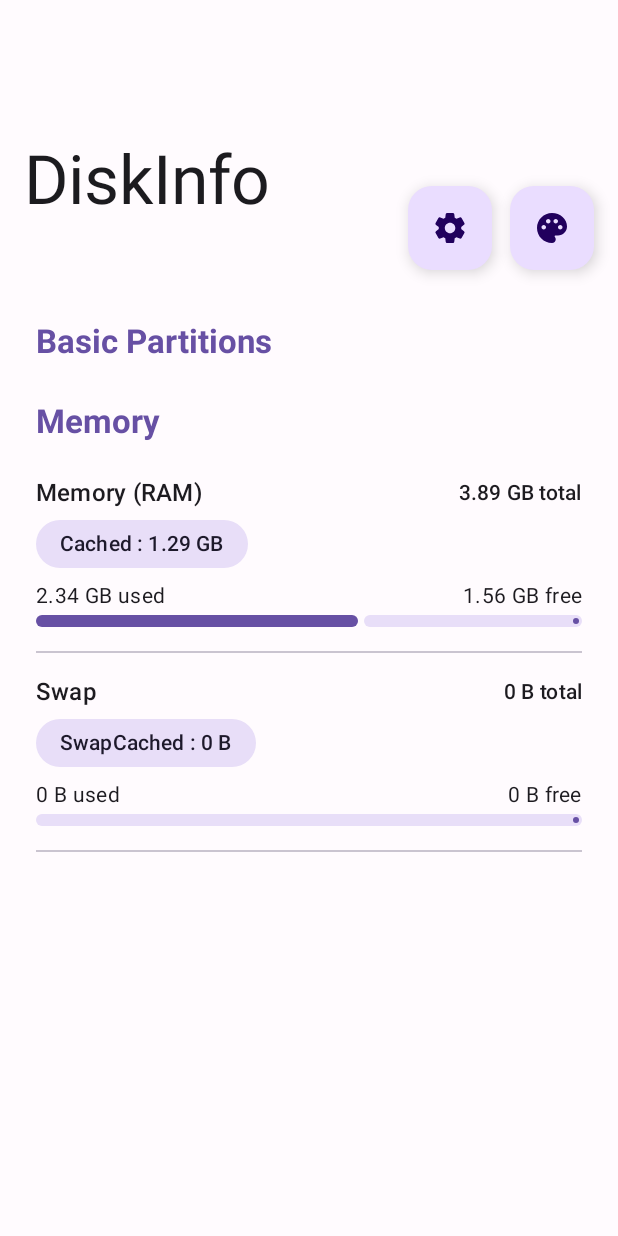
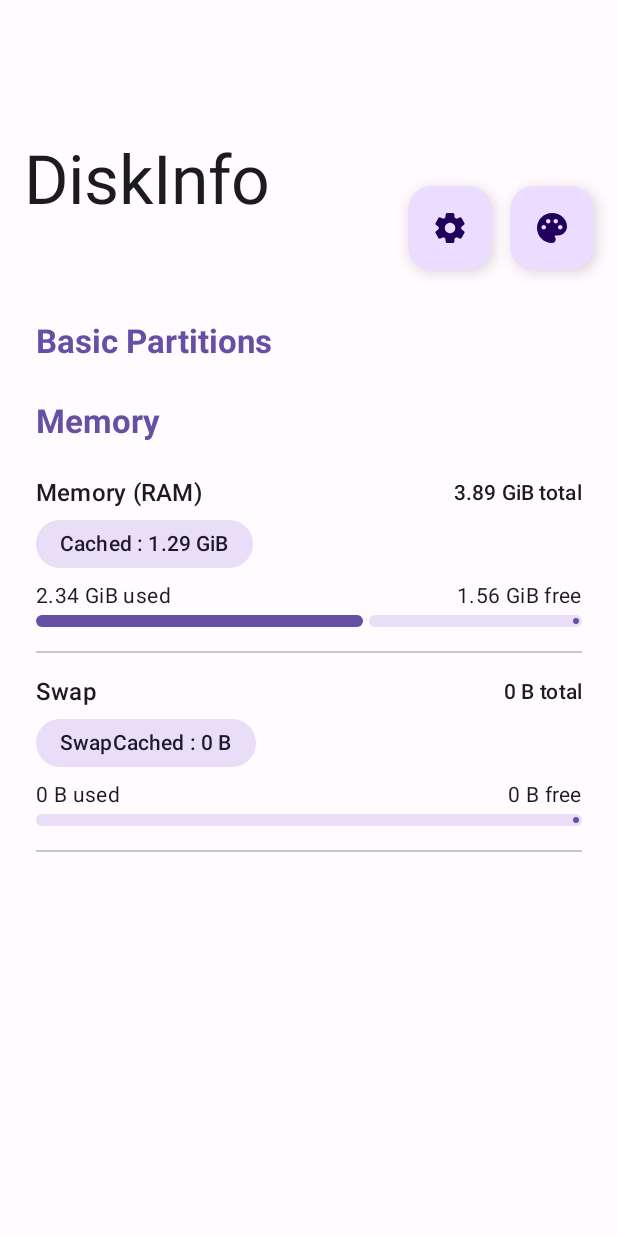
Before and after one commit to DrHowdyDoo/DiskInfo, an Android app: the screen it shows after launch (MainActivity), on a phone screen of 412 x 824 dp. Run offline under Robolectric (Android 15) with nearby library versions, the phone set to English and light mode, and no system bars; libraries missing offline, so code that uses them is left out: me.zhanghai.android; 1 statement that could not run was skipped.

```diff
--- a/app/build.gradle
+++ b/app/build.gradle
@@ -9,8 +9,8 @@ android {
         applicationId "com.drhowdydoo.diskinfo"
         minSdk 27
         targetSdk 31
-        versionCode 78
-        versionName "3.4"
+        versionCode 82
+        versionName "3.6.1"
 
         testInstrumentationRunner "androidx.test.runner.AndroidJUnitRunner"
     }
@@ -30,7 +30,7 @@ android {
 dependencies {
 
     implementation 'androidx.appcompat:appcompat:1.4.2'
-    implementation 'me.zhanghai.android.fastscroll:library:1.1.7'
+    implementation 'me.zhanghai.android.fastscroll:library:1.1.8'
     implementation "androidx.recyclerview:recyclerview:1.2.1"
     implementation "androidx.swiperefreshlayout:swiperefreshlayout:1.1.0"
     implementation 'com.google.android.material:material:1.6.0-alpha01'
--- a/app/src/main/java/com/drhowdydoo/diskinfo/FormatterX.java
+++ b/app/src/main/java/com/drhowdydoo/diskinfo/FormatterX.java
@@ -66,27 +66,27 @@ public class FormatterX {
         int suffix = R.string.byteShort;
         long mult = 1;
         if (result > 900) {
-            suffix = R.string.kilobyteShort;
+            suffix = ((flags & FLAG_IEC_UNITS) != 0) ? R.string.kibibyteShort : R.string.kilobyteShort;
             mult = unit;
             result = result / unit;
         }
         if (result > 900) {
-            suffix = R.string.megabyteShort;
+            suffix = ((flags & FLAG_IEC_UNITS) != 0) ? R.string.mebibyteShort : R.string.megabyteShort;
             mult *= unit;
             result = result / unit;
         }
         if (result > 900) {
-            suffix = R.string.gigabyteShort;
+            suffix = ((flags & FLAG_IEC_UNITS) != 0) ? R.string.gibibyteShort : R.string.gigabyteShort;
             mult *= unit;
             result = result / unit;
         }
         if (result > 900) {
-            suffix = R.string.terabyteShort;
+            suffix = ((flags & FLAG_IEC_UNITS) != 0) ? R.string.tebibyteShort : R.string.terabyteShort;
             mult *= unit;
             result = result / unit;
         }
         if (result > 900) {
-            suffix = R.string.petabyteShort;
+            suffix = ((flags & FLAG_IEC_UNITS) != 0) ? R.string.pebibyteShort : R.string.petabyteShort;
             mult *= unit;
             result = result / unit;
         }
--- a/app/src/main/java/com/drhowdydoo/diskinfo/MainActivity.java
+++ b/app/src/main/java/com/drhowdydoo/diskinfo/MainActivity.java
@@ -153,8 +153,8 @@ public class MainActivity extends AppCompatActivity {
         not_found = findViewById(R.id.not_found);
 
 
-        int progressBackgroundColor = MaterialColors.getColor(this, R.attr.colorBackgroundFloating, Color.WHITE);
-        int progressIndicatorColor = MaterialColors.getColor(this, R.attr.colorPrimary, Color.BLACK);
+        int progressBackgroundColor = MaterialColors.getColor(this, com.google.android.material.R.attr.colorBackgroundFloating, Color.WHITE);
+        int progressIndicatorColor = MaterialColors.getColor(this, com.google.android.material.R.attr.colorPrimary, Color.BLACK);
 
         swipeRefreshLayout.setProgressBackgroundColorSchemeColor(progressBackgroundColor);
         swipeRefreshLayout.setColorSchemeColors(progressIndicatorColor);
@@ -191,11 +191,12 @@ public class MainActivity extends AppCompatActivity {
 
         if (sharedPref.getBoolean("useSI", false)) {
             unit_flag = FormatterX.FLAG_SI_UNITS;
+            unit = 1000;
         } else {
             unit_flag = FormatterX.FLAG_IEC_UNITS;
+            unit = 1024;
         }
 
-        unit = 1024;
 
 //        ActivityManager.MemoryInfo mi = new ActivityManager.MemoryInfo();
 //        ActivityManager activityManager = (ActivityManager) getSystemService(ACTIVITY_SERVICE);
@@ -339,7 +340,7 @@ public class MainActivity extends AppCompatActivity {
 
     private void getList() {
 
-        DataStore cacheStore = null, rootStore = null, sdStore = null, sdExtStore = null, otgStore = null;
+        DataStore cacheStore = null, rootStore = null, rootStoreBackup = null, sdStore = null, sdExtStore = null, otgStore = null;
 
         advancePartition.add(_partition);
 
@@ -349,6 +350,7 @@ public class MainActivity extends AppCompatActivity {
                 long totalSpace = store.getTotalSpace();
                 long unusedSpace = store.getUnallocatedSpace();
                 long usedSpace = totalSpace - unusedSpace;
+                Log.d(TAG, "getList: storage in bytes : " + totalSpace + " unused : " + unusedSpace + " name: " + store);
                 String totalSize = FormatterX.formatFileSize(this, totalSpace, unit_flag);
                 String usedSize = FormatterX.formatFileSize(this, usedSpace, unit_flag);
                 String freeSize = FormatterX.formatFileSize(this, unusedSpace, unit_flag);
@@ -364,8 +366,11 @@ public class MainActivity extends AppCompatActivity {
                 if (store.toString().startsWith("/cache")) {
                     cacheStore = new DataStore(dataStore);
                 }
+                if (store.toString().startsWith("/storage/emulated ")) {
+                    rootStore = new DataStore(dataStore);
+                }
                 if (store.toString().startsWith("/data ")) {
-                    rootStore = new DataStore(dataStore);
+                    rootStoreBackup = new DataStore(dataStore);
                 }
                 if (store.toString().startsWith("/mnt/expand/")) {
                     sdStore = new DataStore(dataStore);
@@ -390,7 +395,13 @@ public class MainActivity extends AppCompatActivity {
 
         if (rootStore != null) {
             rootStore.setMount_name(_data);
+            if (rootStoreBackup != null) {
+                rootStore.setFileSystem(rootStoreBackup.getFileSystem());
+            }
             basicPartition.add(rootStore);
+        } else if (rootStoreBackup != null) {
+            rootStoreBackup.setMount_name(_data);
+            basicPartition.add(rootStoreBackup);
         }
 
         if (cacheStore != null) {
--- a/app/src/main/java/com/drhowdydoo/diskinfo/ThemeBottomSheet.java
+++ b/app/src/main/java/com/drhowdydoo/diskinfo/ThemeBottomSheet.java
@@ -82,7 +82,7 @@ public class ThemeBottomSheet extends BottomSheetDialogFragment implements View.
         for (int i = 0; i < mDrawables.length; i++) {
             mDrawables[i] = createDrawable();
             assert mDrawables[i] != null;
-            mDrawables[i].setTint(Util.getColorAttr(new ContextThemeWrapper(requireActivity(), themeRes[i]), R.attr.colorPrimary));
+            mDrawables[i].setTint(Util.getColorAttr(new ContextThemeWrapper(requireActivity(), themeRes[i]), com.google.android.material.R.attr.colorPrimary));
         }
 
         imgPurple.setBackground(mDrawables[0]);
--- a/app/src/main/res/values-night/themes.xml
+++ b/app/src/main/res/values-night/themes.xml
@@ -9,6 +9,9 @@
         <item name="colorSecondary">@color/teal_200</item>
         <item name="colorSecondaryVariant">@color/teal_200</item>
         <item name="colorOnSecondary">@color/black</item>
+
+        <item name="colorControlActivated">?attr/colorPrimary</item>
+
         <!-- Status bar color. -->
         <item name="android:statusBarColor" tools:targetApi="l">@android:color/transparent</item>
         <item name="android:navigationBarColor">?android:attr/colorBackground</item>
--- a/app/src/main/res/values/strings.xml
+++ b/app/src/main/res/values/strings.xml
@@ -44,6 +44,13 @@
     <string name="gigabyteShort">"GB"</string>
     <string name="terabyteShort">"TB"</string>
     <string name="petabyteShort">"PB"</string>
+
+    <string name="kibibyteShort">"KiB"</string>
+    <string name="mebibyteShort">"MiB"</string>
+    <string name="gibibyteShort">"GiB"</string>
+    <string name="tebibyteShort">"TiB"</string>
+    <string name="pebibyteShort">"PiB"</string>
+
     <string name="fileSizeSuffix">"<xliff:g id="NUMBER">%1$s</xliff:g> <xliff:g id="UNIT">%2$s</xliff:g>"</string>
     <string name="search">Search</string>
     <string name="not_found">Not Found</string>
--- a/app/src/main/res/values/themes.xml
+++ b/app/src/main/res/values/themes.xml
@@ -9,6 +9,9 @@
         <item name="colorSecondary">@color/teal_200</item>
         <item name="colorSecondaryVariant">@color/teal_700</item>
         <item name="colorOnSecondary">@color/black</item>
+
+        <item name="colorControlActivated">?attr/colorPrimary</item>
+
         <!-- Status bar color. -->
         <item name="android:statusBarColor" tools:targetApi="l">@android:color/transparent</item>
         <item name="android:navigationBarColor">?android:attr/colorBackground</item>
```
Also changed, not shown: 7 other files.
